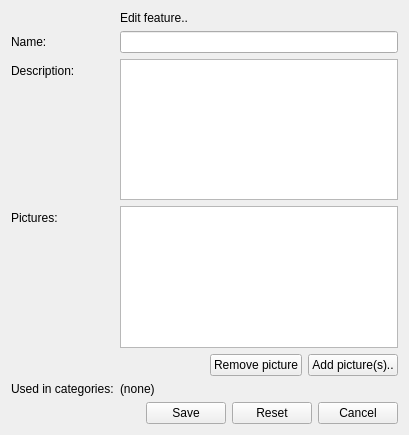
This is client/uiforms/feature_edit.ui in Wolframe/configurator as Qt 5 draws it before an edit. The edited form follows.
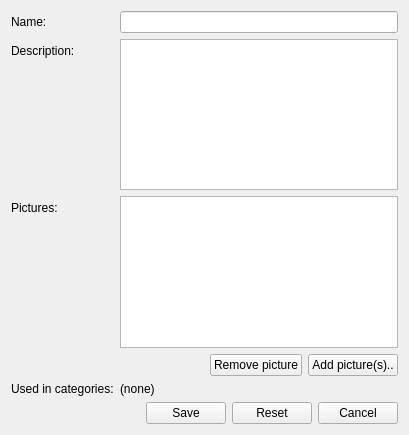
This is the edited form. Icons and pictures are not drawn.

```diff
--- a/client/uiforms/feature_edit.ui
+++ b/client/uiforms/feature_edit.ui
@@ -24,23 +24,6 @@
     <enum>QFormLayout::AllNonFixedFieldsGrow</enum>
    </property>
    <item row="0" column="0">
-    <widget class="QLabel" name="label_3">
-     <property name="text">
-      <string/>
-     </property>
-     <property name="pixmap">
-      <pixmap>:/images/chart_organisation_edit.png</pixmap>
-     </property>
-    </widget>
-   </item>
-   <item row="0" column="1">
-    <widget class="QLabel" name="label_4">
-     <property name="text">
-      <string>Edit feature..</string>
-     </property>
-    </widget>
-   </item>
-   <item row="1" column="0">
     <widget class="QLabel" name="label_name">
      <property name="text">
       <string>Name:</string>
@@ -50,14 +33,14 @@
      </property>
     </widget>
    </item>
-   <item row="1" column="1">
+   <item row="0" column="1">
     <widget class="QLineEdit" name="name">
      <property name="initialFocus" stdset="0">
       <bool>true</bool>
      </property>
     </widget>
    </item>
-   <item row="2" column="0">
+   <item row="1" column="0">
     <widget class="QLabel" name="label_description">
      <property name="text">
       <string>Description:</string>
@@ -67,17 +50,17 @@
      </property>
     </widget>
    </item>
-   <item row="2" column="1">
+   <item row="1" column="1">
     <widget class="QPlainTextEdit" name="description"/>
    </item>
-   <item row="3" column="0">
+   <item row="2" column="0">
     <widget class="QLabel" name="label">
      <property name="text">
       <string>Pictures:</string>
      </property>
     </widget>
    </item>
-   <item row="3" column="1">
+   <item row="2" column="1">
     <widget class="QListWidget" name="pictures">
      <property name="iconSize">
       <size>
```
Left out of the diff: 118 changed lines with no effect on the pictures.
